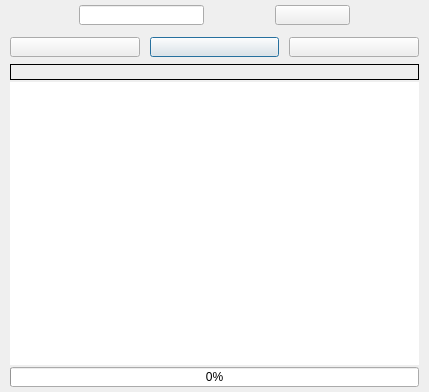
Qt form dialogs/singlevideoregistration.ui (RaphCucul/Image-registration-GUI) before a commit.
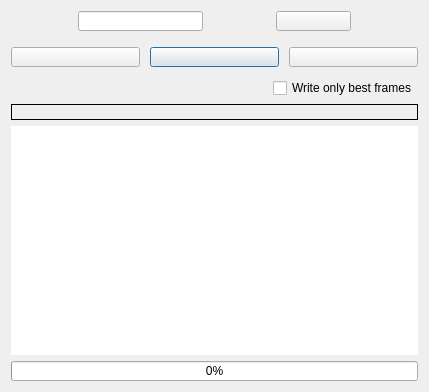
The same form after that commit.

Commit message:
Choose frames to be written to a video
SingleVideoRegistration class has an option to select only best frames (evaluation index 0 and 2) will be written to the new video. Plus new format of VideoWriter class is supported.

Diff of the .ui file:
```diff
--- a/dialogs/singlevideoregistration.ui
+++ b/dialogs/singlevideoregistration.ui
@@ -26,21 +26,6 @@
    <string>Form</string>
   </property>
   <layout class="QVBoxLayout" name="verticalLayout_2">
-   <property name="spacing">
-    <number>2</number>
-   </property>
-   <property name="leftMargin">
-    <number>10</number>
-   </property>
-   <property name="topMargin">
-    <number>5</number>
-   </property>
-   <property name="rightMargin">
-    <number>10</number>
-   </property>
-   <property name="bottomMargin">
-    <number>5</number>
-   </property>
    <item>
     <layout class="QHBoxLayout" name="vyberVideaLayout" stretch="3,1">
      <property name="bottomMargin">
@@ -183,7 +168,31 @@
     </layout>
    </item>
    <item>
-    <layout class="QVBoxLayout" name="verticalLayout">
+    <layout class="QHBoxLayout" name="checkboxLayout" stretch="8,3">
+     <item>
+      <spacer name="horizontalSpacer">
+       <property name="orientation">
+        <enum>Qt::Horizontal</enum>
+       </property>
+       <property name="sizeHint" stdset="0">
+        <size>
+         <width>40</width>
+         <height>20</height>
+        </size>
+       </property>
+      </spacer>
+     </item>
+     <item>
+      <widget class="QCheckBox" name="onlyBestFrames">
+       <property name="text">
+        <string>Write only best frames</string>
+       </property>
+      </widget>
+     </item>
+    </layout>
+   </item>
+   <item>
+    <layout class="QVBoxLayout" name="outputLayout">
      <item>
       <widget class="QLabel" name="name_state">
        <property name="maximumSize">
```
Left out of the diff: 4 changed lines with no effect on the pictures. The commit also changes 2 other files.
